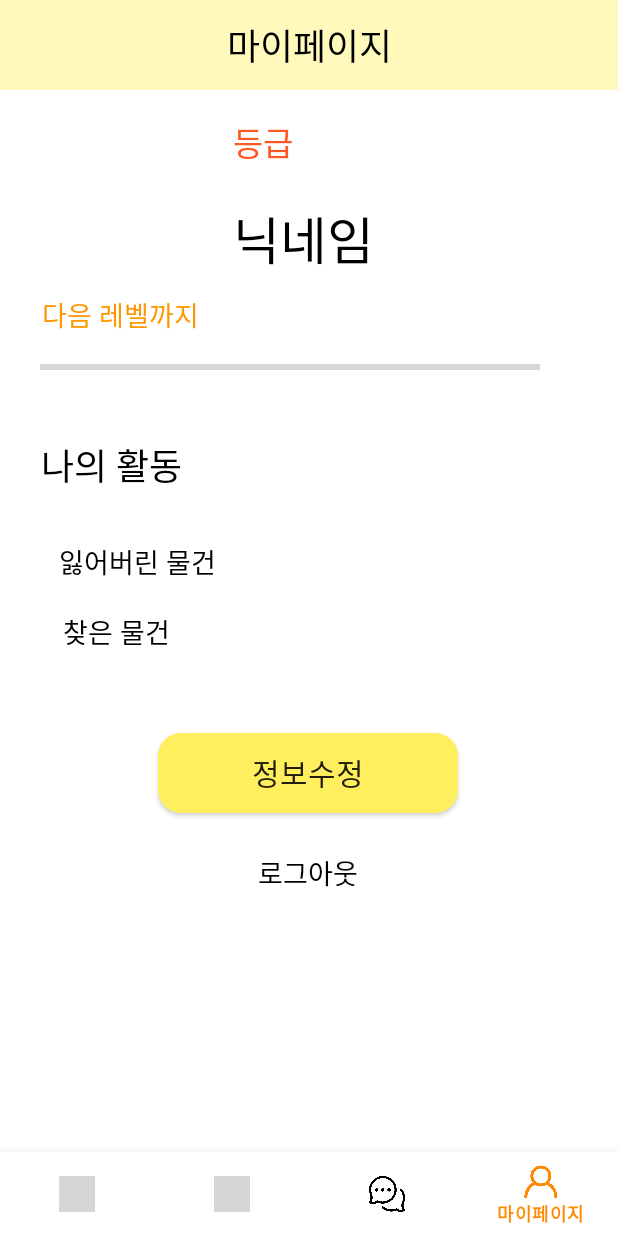
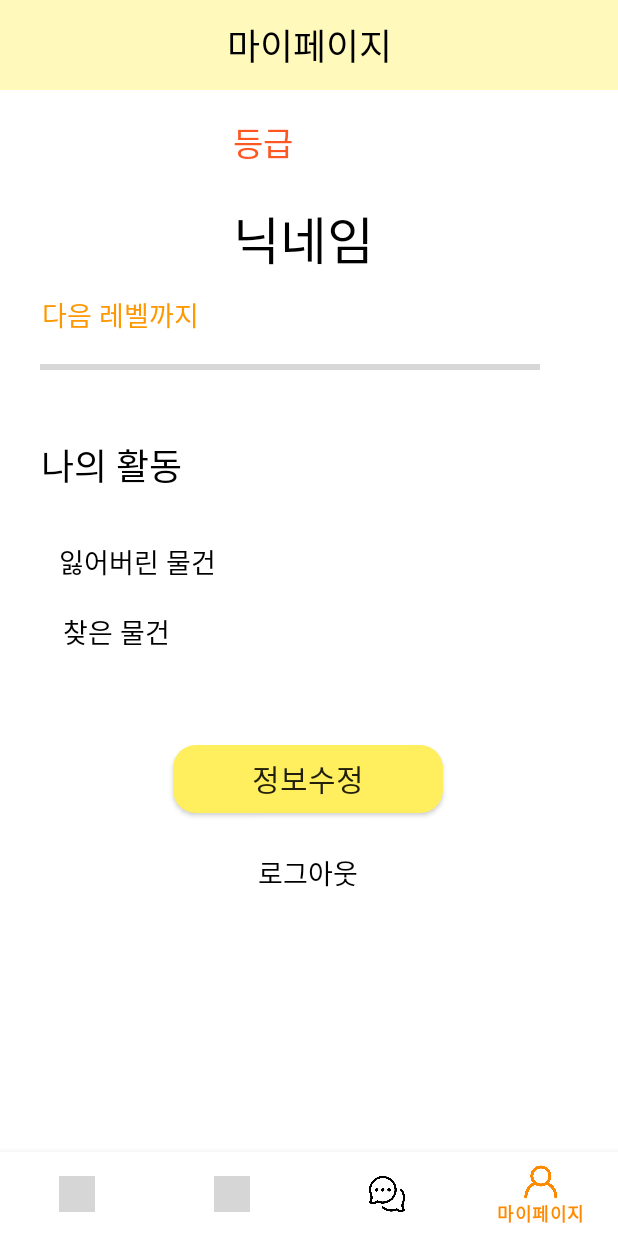
Before and after one commit to jiminpark23/LostBox, an Android app: the fragment ChatFragment placed in its activity, item 4 of the bottom bar chosen, on a phone screen of 412 x 824 dp. Run offline under Robolectric (Android 15) with nearby library versions, the light colour scheme and no system bars; our stand-ins replace Firebase (no records; nobody signed in at launch, a user with empty details on screens opened directly); grey boxes are pictures that could not be loaded.

Commit message:
Adapter 연결

```diff
--- a/app/src/main/java/com/example/lostbox/ChatFragment.java
+++ b/app/src/main/java/com/example/lostbox/ChatFragment.java
@@ -5,20 +5,101 @@ import android.os.Bundle;
 import android.view.LayoutInflater;
 import android.view.View;
 import android.view.ViewGroup;
+
+import androidx.annotation.NonNull;
 import androidx.fragment.app.Fragment;
 
 import androidx.annotation.Nullable;
+import androidx.recyclerview.widget.LinearLayoutManager;
+import androidx.recyclerview.widget.RecyclerView;
+
+import java.util.ArrayList;
+import java.util.Arrays;
+import java.util.List;
 
 public class ChatFragment extends Fragment {
-
+    private ChatRoomListAdapter adapter;
+    private RecyclerView recyclerView;
+    private List<ChatRoom> chatRoomList;
     public ChatFragment() {
 
     }
 
-
+/*
     @Nullable
     @Override
     public View onCreateView(LayoutInflater inflater, @Nullable ViewGroup container, Bundle savedInstanceState) {
         return inflater.inflate(R.layout.fragment_chat, container, false);
     }
+    */
+//    public View onCreateView(LayoutInflater inflater, @Nullable ViewGroup container, Bundle savedInstanceState) {
+//        View view = inflater.inflate(R.layout.fragment_chat, container, false);
+//        recyclerView = view.findViewById(R.id.chat_list);
+//        init();
+//        getData();
+//        return view;
+//    }
+//
+//    private void init(){
+//       recyclerView = getView().findViewById(R.id.chat_list);
+//
+//       if(recyclerView != null){
+//           LinearLayoutManager linearLayoutManager = new LinearLayoutManager(getContext());
+//           recyclerView.setLayoutManager(linearLayoutManager);
+//
+//           adapter = new ChatRoomListAdapter();
+//           recyclerView.setAdapter(adapter);
+//       }
+//
+//    }
+    public View onCreateView(@NonNull LayoutInflater inflater, @Nullable ViewGroup container, Bundle savedInstanceState) {
+        View view = inflater.inflate(R.layout.fragment_chat, container, false);
+        recyclerView = view.findViewById(R.id.chat_list);
+        init();
+        getData();
+        return view;
+    }
+
+    private void init() {
+        if(recyclerView != null){
+            RecyclerView.LayoutManager linearLayoutManager = new LinearLayoutManager(getActivity());
+//           LinearLayoutManager linearLayoutManager = new LinearLayoutManager(getActivity());
+            recyclerView.setLayoutManager(linearLayoutManager);
+
+            adapter = new ChatRoomListAdapter();
+            recyclerView.setAdapter(adapter);
+        }
+    }
+
+
+    private void getData(){
+        List<String> listTitle = Arrays.asList("국화", "사막", "수국", "해파리", "코알라");
+        List<Integer> listProf = Arrays.asList(R.drawable.bicycle1,
+                R.drawable.bicycle2,
+                R.drawable.bicycle3,
+                R.drawable.bicycle4,
+                R.drawable.bicycle5
+        );
+        List<String> listLast = Arrays.asList(
+                "이 꽃은 국화입니다.",
+                "여기는 사막입니다.",
+                "이 꽃은 수국입니다.",
+                "이 동물은 해파리입니다.",
+                "이 동물은 코알라입니다."
+        );
+
+        List<Integer> listTime = Arrays.asList(1, 2, 3, 4, 5);
+
+        for (int i = 0; i < listTitle.size(); i++) {
+            ChatRoom chatRoom = new ChatRoom();
+            chatRoom.setProfileImage(listProf.get(i));
+            chatRoom.setRoomName(listTitle.get(i));
+            chatRoom.setLastMessage(listLast.get(i));
+
+            adapter.addItem(chatRoom);
+        }
+
+        adapter.notifyDataSetChanged();
+
+    }
 }
--- a/app/src/main/java/com/example/lostbox/ChatRoom.java
+++ b/app/src/main/java/com/example/lostbox/ChatRoom.java
@@ -3,37 +3,49 @@ package com.example.lostbox;
 public class ChatRoom {
     private String roomName;
     private String lastMessage;
-    private int unreadCount;
-    private long timestamp;
+    private int timestamp;
 
     private int profileImage;
 
     // 생성자
-    public ChatRoom(int profileImage, String roomName, String lastMessage, int unreadCount, long timestamp) {
+
+    /*
+    public ChatRoom(int profileImage, String roomName, String lastMessage, int unreadCount, int timestamp) {
         this.roomName = roomName;
         this.lastMessage = lastMessage;
         this.unreadCount = unreadCount;
         this.timestamp = timestamp;
         this.profileImage = profileImage;
     }
+    */
 
     // getter 메소드
     public int getProfileImage(){
         return profileImage;
     }
+    public void setProfileImage(int profileImage){
+        this.profileImage = profileImage;
+    }
+
     public String getRoomName() {
         return roomName;
+    }
+    public void setRoomName(String roomName){
+        this.roomName = roomName;
     }
 
     public String getLastMessage() {
         return lastMessage;
     }
+    public void setLastMessage(String lastMessage) {this.lastMessage = lastMessage; }
 
-    public int getUnreadCount() {
-        return unreadCount;
+
+    public int getTimestamp() {
+        return timestamp;
+    }
+    public void setTimestamp(int timestamp){
+        this.timestamp = timestamp;
     }
 
-    public long getTime() {
-        return timestamp;
-    }
+
 }
--- a/app/src/main/java/com/example/lostbox/ChatRoomListAdapter.java
+++ b/app/src/main/java/com/example/lostbox/ChatRoomListAdapter.java
@@ -1,5 +1,6 @@
 package com.example.lostbox;
 
+import android.content.Context;
 import android.view.LayoutInflater;
 import android.view.View;
 import android.view.ViewGroup;
@@ -8,10 +9,36 @@ import android.widget.TextView;
 
 import androidx.recyclerview.widget.RecyclerView;
 
+import java.util.ArrayList;
 import java.util.List;
 public class ChatRoomListAdapter extends RecyclerView.Adapter<ChatRoomListAdapter.ChatRoomViewHolder> {
-    private List<ChatRoom> chatRooms;
+
+    private ArrayList<ChatRoom> chatRooms = new ArrayList<>(); //Adapter에 들어갈 list
     private OnItemClickListener listener;
+
+    @Override
+    public ChatRoomViewHolder onCreateViewHolder(ViewGroup parent, int viewType) {
+        View view = LayoutInflater.from(parent.getContext()).inflate(R.layout.chat_room_item, parent, false);
+        return new ChatRoomViewHolder(view);
+    }
+    @Override
+    public void onBindViewHolder(ChatRoomViewHolder holder, int position) {
+        holder.onBind(chatRooms.get(position));
+//        ChatRoom chatRoom = chatRooms.get(position);
+//        holder.profileImage.setImageResource(chatRoom.getProfileImage());
+//        holder.name.setText(chatRoom.getRoomName());
+//        holder.lastMessage.setText(chatRoom.getLastMessage());
+//        holder.time.setText((int) chatRoom.getTimestamp());
+    }
+    @Override
+    public int getItemCount() {
+
+        return chatRooms.size();
+    }
+    void addItem(ChatRoom data) {
+        // 외부에서 item을 추가시킬 함수입니다.
+        chatRooms.add(data);
+    }
 
     public interface OnItemClickListener {
         void onItemClick(ChatRoom chatRoom);
@@ -21,22 +48,28 @@ public class ChatRoomListAdapter extends RecyclerView.Adapter<ChatRoomListAdapte
         this.listener = listener;
     }
 
-    public ChatRoomListAdapter(List<ChatRoom> chatRooms) {
+    public ChatRoomListAdapter() {
         this.chatRooms = chatRooms;
     }
+
+
+
+
 
     public class ChatRoomViewHolder extends RecyclerView.ViewHolder {
         private ImageView profileImage;
         private TextView name;
         private TextView lastMessage;
-        private TextView time;
+
 
         public ChatRoomViewHolder(View view) {
             super(view);
+
             profileImage = view.findViewById(R.id.profile_image);
             name = view.findViewById(R.id.chat_room_name);
             lastMessage = view.findViewById(R.id.last_message);
-            time = view.findViewById(R.id.chat_time);
+
+
 
             view.setOnClickListener(new View.OnClickListener() {
                 @Override
@@ -49,26 +82,16 @@ public class ChatRoomListAdapter extends RecyclerView.Adapter<ChatRoomListAdapte
                     }
                 }
             });
+
+        }
+
+        void onBind(ChatRoom chatRoom){
+            profileImage.setImageResource(chatRoom.getProfileImage());
+            name.setText(chatRoom.getRoomName());
+            lastMessage.setText(chatRoom.getLastMessage());
+
         }
     }
 
-    @Override
-    public ChatRoomViewHolder onCreateViewHolder(ViewGroup parent, int viewType) {
-        View view = LayoutInflater.from(parent.getContext()).inflate(R.layout.chat_room_item, parent, false);
-        return new ChatRoomViewHolder(view);
-    }
 
-    @Override
-    public void onBindViewHolder(ChatRoomViewHolder holder, int position) {
-        ChatRoom chatRoom = chatRooms.get(position);
-        holder.profileImage.setImageResource(chatRoom.getProfileImage());
-        holder.name.setText(chatRoom.getRoomName());
-        holder.lastMessage.setText(chatRoom.getLastMessage());
-        holder.time.setText((int) chatRoom.getTime());
-    }
-
-    @Override
-    public int getItemCount() {
-        return chatRooms.size();
-    }
 }
--- a/app/src/main/java/com/example/lostbox/FindFragment.java
+++ b/app/src/main/java/com/example/lostbox/FindFragment.java
@@ -1,15 +1,19 @@
 package com.example.lostbox;
 
 //import android.app.Fragment;
+import android.content.Intent;
 import android.os.Bundle;
 import android.view.LayoutInflater;
 import android.view.View;
 import android.view.ViewGroup;
+import android.widget.Button;
 import android.widget.TextView;
 
+import androidx.annotation.NonNull;
 import androidx.fragment.app.Fragment;
 
 import androidx.annotation.Nullable;
+import androidx.fragment.app.FragmentActivity;
 import androidx.recyclerview.widget.LinearLayoutManager;
 import androidx.recyclerview.widget.RecyclerView;
 
@@ -18,51 +22,60 @@ import java.util.List;
 
 public class FindFragment extends Fragment {
 
-    private RecyclerView recyclerView;
-    private FindAdapter adapter;
+
+    private RecyclerView recyclerView;   //리사이클러뷰 생성
+    private FindAdapter adapter;   //어댑터 생성
 
    public FindFragment(){
 
    }
 
 
+//    @Override
+//    public View onCreateView(LayoutInflater inflater, @Nullable ViewGroup container, Bundle savedInstanceState) {
+//       return inflater.inflate(R.layout.fragment_find, container, false);
+//    }
+
+    public View onCreateView(@NonNull LayoutInflater inflater, @Nullable ViewGroup container, Bundle savedInstanceState) {
+        View view = inflater.inflate(R.layout.fragment_find, container, false);
+        recyclerView = (RecyclerView) view.findViewById(R.id.find_recycle);
+        init();
+        getData();
+        Button btn_findwrite = (Button) view.findViewById(R.id.find_write);
+        btn_findwrite.setOnClickListener(new View.OnClickListener() {
             @Override
-    public View onCreateView(LayoutInflater inflater, @Nullable ViewGroup container, Bundle savedInstanceState) {
-       return inflater.inflate(R.layout.fragment_find, container, false);
+            public void onClick(View view) {
+                Intent intent = new Intent(getActivity(), FindWrittingActivity.class);
+                startActivity(intent);
+            }
+        });
+        return view;
     }
 
-//    public View onCreateView(LayoutInflater inflater, @Nullable ViewGroup container, Bundle savedInstanceState) {
-//        View view = inflater.inflate(R.layout.fragment_find, container, false);
-//        recyclerView = view.findViewById(R.id.find_recycle);
-//        init();
-//        getData();
-//        return view;
-//    }
-
-//    private void init(){
-//       recyclerView = getView().findViewById(R.id.find_recycle);
-//
-//       if(recyclerView != null){
-//           LinearLayoutManager linearLayoutManager = new LinearLayoutManager(getContext());
-//           recyclerView.setLayoutManager(linearLayoutManager);
-//
-//           adapter = new FindAdapter();
-//           recyclerView.setAdapter(adapter);
-//       }
-//
-//    }
-    private void init() {
-        View view = getView(); // View 객체 가져오기
-        recyclerView = view.findViewById(R.id.find_recycle); // recyclerView 초기화
+    private void init(){
 
        if(recyclerView != null){
-            LinearLayoutManager linearLayoutManager = new LinearLayoutManager(getContext());
+           RecyclerView.LayoutManager linearLayoutManager = new LinearLayoutManager(getActivity());
+//           LinearLayoutManager linearLayoutManager = new LinearLayoutManager(getActivity());
            recyclerView.setLayoutManager(linearLayoutManager);
 
            adapter = new FindAdapter();
            recyclerView.setAdapter(adapter);
        }
+
     }
+//    private void init() {
+//        View view = getView(); // View 객체 가져오기
+//        recyclerView = view.findViewById(R.id.find_recycle); // recyclerView 초기화
+//
+//        if(recyclerView != null){
+//            LinearLayoutManager linearLayoutManager = new LinearLayoutManager(getContext());
+//            recyclerView.setLayoutManager(linearLayoutManager);
+//
+//            adapter = new FindAdapter();
+//            recyclerView.setAdapter(adapter);
+//        }
+//    }
 
     private void getData(){
         List<String> listTitle = Arrays.asList("테스트 1", " 테스트 2", "테스트 3", "테스트 4", "테스트 5");
@@ -98,5 +111,4 @@ public class FindFragment extends Fragment {
         adapter.notifyDataSetChanged();
 
     }
-
 }
--- a/app/src/main/res/layout/fragment_mypage.xml
+++ b/app/src/main/res/layout/fragment_mypage.xml
@@ -23,7 +23,7 @@
             app:layout_constraintStart_toStartOf="parent"
             app:layout_constraintTop_toTopOf="parent"
             app:layout_constraintVertical_bias="0.166"
-            tools:srcCompat="@tools:sample/avatars" />
+            tools:src="@drawable/mypage_ic" />
 
         <TextView
             android:id="@+id/textView6"
@@ -141,8 +141,8 @@
 
         <androidx.appcompat.widget.AppCompatButton
             android:id="@+id/button4"
-            android:layout_width="200dp"
-            android:layout_height="53dp"
+            android:layout_width="180dp"
+            android:layout_height="45dp"
             android:layout_marginBottom="16dp"
             android:background="@drawable/btn_round"
             android:text="정보수정"
```
Also changed, not shown: app/src/main/AndroidManifest.xml (+8 -0 lines), app/src/main/java/com/example/lostbox/FindWrittingActivity.java (added, +27 -0 lines), app/src/main/res/layout/activity_writting.xml (+23 -18 lines), app/src/main/res/layout/chat_room_item.xml (+0 -8 lines), app/src/main/res/layout/fragment_find.xml (+5 -7 lines). Lines whose indentation alone changed are shown as unchanged.
